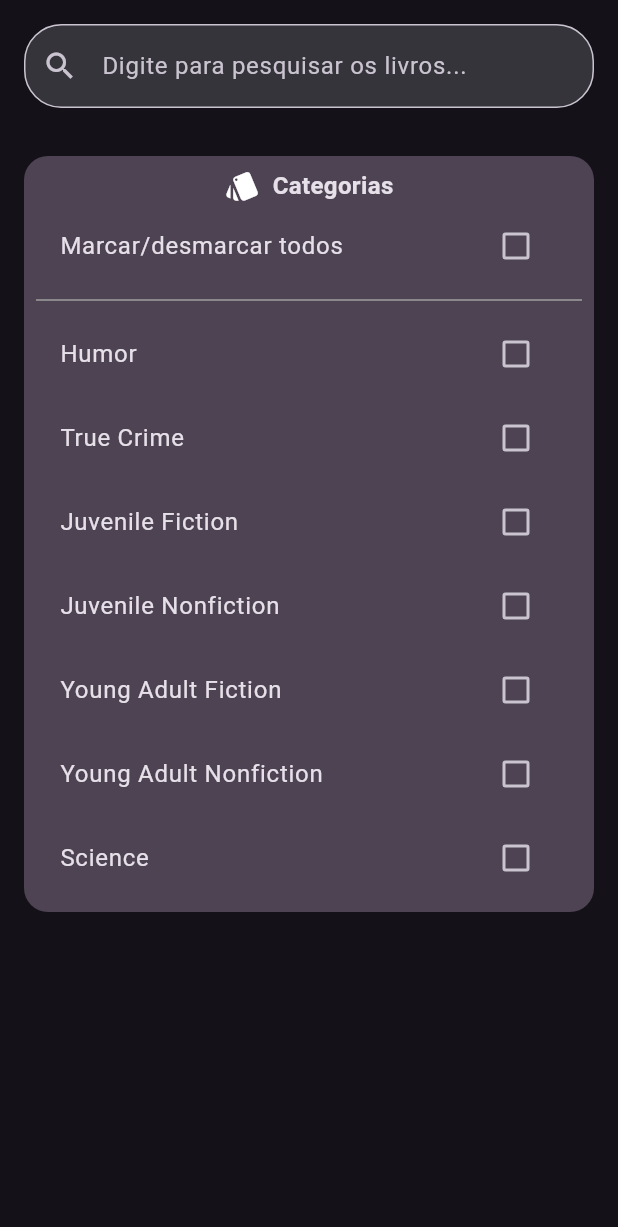
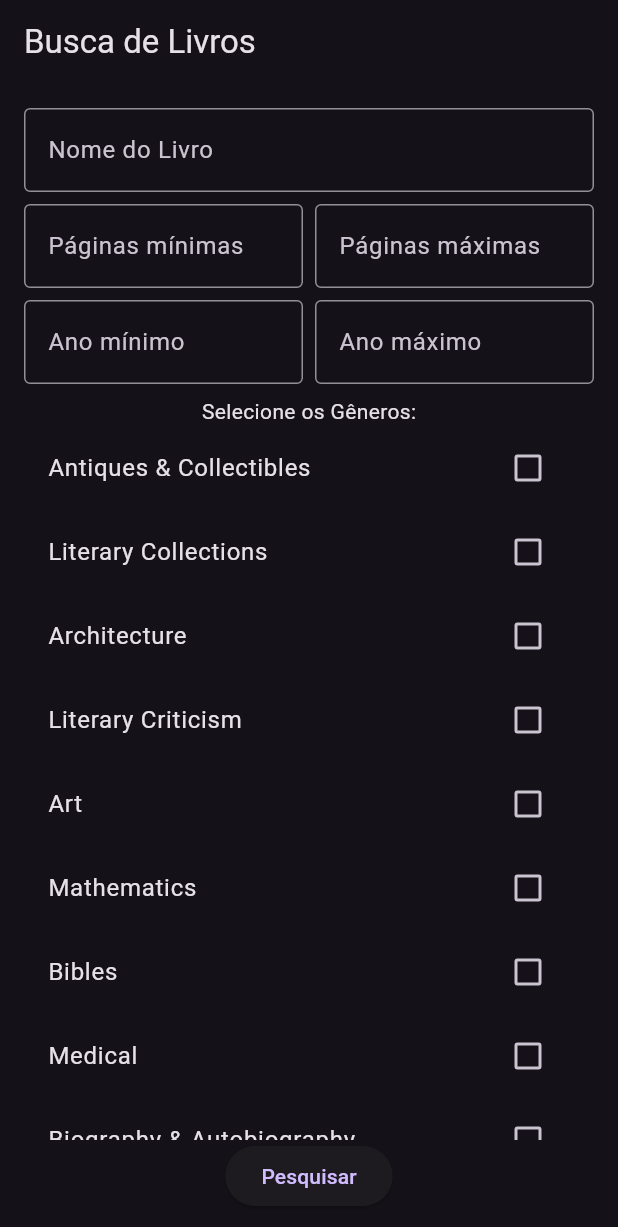
Before and after one commit to thiagocmps/bookmanager-flutter, a Flutter app: the SearchPage screen opened directly with empty values, on a phone screen of 412 x 824 dp. Shown: the top 1227 px of the screen. Run offline on Flutter 3.47's test engine with Material 3 defaults, Android fonts, the light colour scheme and no system bars; our stand-ins replace jwt_decoder, shared_preferences; accounts and stored records are empty.

Commit message:
Adicionar tela de resultados de busca de livros com navegação para detalhes

```diff
--- a/pi_flutter_application/lib/pages/search_page.dart
+++ b/pi_flutter_application/lib/pages/search_page.dart
@@ -2,7 +2,7 @@
 import 'package:flutter/material.dart';
 import 'package:http/http.dart' as http;
 import 'dart:convert';
-import '../screens/book_detail_page.dart';
+import '../screens/result_search_book.dart';
 
 class SearchPage extends StatefulWidget {
   final token;
@@ -13,290 +13,238 @@ class SearchPage extends StatefulWidget {
 }
 
 class _SearchPageState extends State<SearchPage> {
-  final TextEditingController _searchController = TextEditingController();
-  final List<dynamic> _searchResults = [];
-  bool _isLoading = false;
-  bool? isChecked = false;
+  final TextEditingController _queryController = TextEditingController();
+  final TextEditingController _minPageController = TextEditingController();
+  final TextEditingController _maxPageController = TextEditingController();
+  final TextEditingController _minYearController = TextEditingController();
+  final TextEditingController _maxYearController = TextEditingController();
 
-  Future<void> _searchApi(String query) async {
-    if (query.isEmpty) {
-      setState(() {
-        _searchResults.clear();
-      });
-      return;
-    }
+  final List<String> allGenres = [
+    'Antiques & Collectibles',
+    'Literary Collections',
+    'Architecture',
+    'Literary Criticism',
+    'Art',
+    'Mathematics',
+    'Bibles',
+    'Medical',
+    'Biography & Autobiography',
+    'Music',
+    'Body, Mind & Spirit',
+    'Nature',
+    'Business & Economics',
+    'Performing Arts',
+    'Comics & Graphic Novels',
+    'Pets',
+    'Computers',
+    'Philosophy',
+    'Cooking',
+    'Photography',
+    'Crafts & Hobbies',
+    'Poetry',
+    'Design',
+    'Political Science',
+    'Drama',
+    'Psychology',
+    'Education',
+    'Reference',
+    'Family & Relationships',
+    'Religion',
+    'Fiction',
+    'Science',
+    'Games & Activities',
+    'Self-Help',
+    'Gardening',
+    'Social Science',
+    'Health & Fitness',
+    'Sports & Recreation',
+    'History',
+    'Study Aids',
+    'House & Home',
+    'Technology & Engineering',
+    'Humor',
+    'Transportation',
+    'Juvenile Fiction',
+    'Travel',
+    'Juvenile Nonfiction',
+    'True Crime',
+    'Language Arts & Disciplines',
+    'Young Adult Fiction',
+    'Language Study',
+    'Young Adult Nonfiction',
+    'Law'
+  ];
 
-    setState(() {
-      _isLoading = true;
-    });
+  Map<String, bool> selectedGenres = {};
 
-    try {
-      final response = await http.get(
-        Uri.parse(
-            'https://www.googleapis.com/books/v1/volumes?q=$query&key=AIzaSyBBY8mAYc9WeCA5-j0Xfi5VUocfHXhjzlc'),
-      );
-
-      if (response.statusCode == 200) {
-        final data = jsonDecode(response.body);
-        setState(() {
-          _searchResults.clear();
-          _searchResults.addAll(data['items'] ?? []);
-          _isLoading = false;
-        });
-      } else {
-        throw Exception('Falha ao carregar dados: ${response.reasonPhrase}');
-      }
-    } catch (e) {
-      setState(() {
-        _isLoading = false;
-      });
-      if (mounted) {
-        ScaffoldMessenger.of(context).showSnackBar(
-          SnackBar(content: Text('Erro ao buscar dados: $e')),
-        );
-      }
+  @override
+  void initState() {
+    super.initState();
+    for (var genre in allGenres) {
+      selectedGenres[genre] = false;
     }
   }
 
-  void _navigateToDetailPage(Map<String, dynamic> book) {
+  Future<void> searchBooks(BuildContext context) async {
+    final String query = _queryController.text;
+    final List<String> genres = selectedGenres.entries
+        .where((entry) => entry.value)
+        .map((entry) => entry.key)
+        .toList();
+    final String? minPages =
+        _minPageController.text.isNotEmpty ? _minPageController.text : null;
+    final String? maxPages =
+        _maxPageController.text.isNotEmpty ? _maxPageController.text : null;
+    final String? minYear =
+        _minYearController.text.isNotEmpty ? _minYearController.text : null;
+    final String? maxYear =
+        _maxYearController.text.isNotEmpty ? _maxYearController.text : null;
+
+    String searchQuery = query.isNotEmpty ? query : '';
+    if (genres.isNotEmpty) {
+      searchQuery += '+(${genres.map((g) => 'subject:"$g"').join('=OR=')})';
+    }
+
+    if (minPages != null || maxPages != null) {
+      searchQuery += '+pageCount:';
+      if (minPages != null) searchQuery += '$minPages..';
+      if (maxPages != null) searchQuery += maxPages;
+      print('searchQuery pages: $searchQuery');
+    }
+
+    if (minYear != null || maxYear != null) {
+      searchQuery += '+publishedDate:';
+      if (minYear != null) searchQuery += minYear;
+      searchQuery += '..';
+      if (maxYear != null) searchQuery += maxYear;
+      print('searchQuery date: $searchQuery');
+    }
+
+    final url =
+        Uri.parse('https://www.googleapis.com/books/v1/volumes').replace(
+      queryParameters: {
+        'q': searchQuery,
+        'maxResults': '40',
+        'key': 'AIzaSyA1EyhuRlsRfmYajM17mF3dGtvh0nZtRyk',
+      },
+    );
+
+    try {
+      final response = await http.get(url);
+      if (response.statusCode == 200) {
+        final data = json.decode(response.body);
+        final books = data['items'] ?? [];
+
         Navigator.push(
           context,
           MaterialPageRoute(
-        builder: (context) => BookDetailPage(book: book),
+            builder: (context) =>
+                ResultBooksScreen(books: books, token: widget.token),
           ),
         );
+      } else {
+        throw Exception('Erro: ${response.statusCode}');
+      }
+    } catch (e) {
+      ScaffoldMessenger.of(context).showSnackBar(
+        SnackBar(content: Text('Erro ao buscar livros: $e')),
+      );
+    }
   }
 
   @override
   Widget build(BuildContext context) {
     return Scaffold(
-      body: Column(
+      appBar: AppBar(
+        title: const Text('Busca de Livros'),
+      ),
+      body: Padding(
+        padding: const EdgeInsets.all(16.0),
+        child: Column(
           children: [
-          Padding(
-            padding: const EdgeInsets.all(16.0),
-            child: TextField(
-              controller: _searchController,
-              decoration: InputDecoration(
-                hintText: 'Digite para pesquisar os livros...',
-                prefixIcon: const Icon(Icons.search),
-                border: OutlineInputBorder(
-                  borderRadius: BorderRadius.circular(25.0),
-                ),
-                filled: true,
-                fillColor:
-                    Theme.of(context).colorScheme.surfaceContainerHighest,
-              ),
-              /* onChanged: (value) {
-                Future.delayed(const Duration(milliseconds: 500), () {
-                  if (value == _searchController.text) {
-                    _searchApi(value);
-                  }
-                });
-              }, */
+            TextField(
+              controller: _queryController,
+              decoration: const InputDecoration(
+                labelText: 'Nome do Livro',
+                border: OutlineInputBorder(),
               ),
             ),
-          Padding(
-            padding: const EdgeInsets.all(16.0),
-            child: Container(
-              // ignore: sort_child_properties_last
-              child: Padding(
-                padding: const EdgeInsets.all(8.0),
-                child: Column(
-                  mainAxisAlignment: MainAxisAlignment.center,
+            const SizedBox(height: 8),
+            Row(
               children: [
-                    Row(
-                      mainAxisAlignment: MainAxisAlignment.center,
-                      children: [
-                        Icon(Icons.style),
-                        SizedBox(width: 8),
-                        Text(
-                          'Categorias',
-                          style: TextStyle(
-                              fontSize: 16, fontWeight: FontWeight.bold),
+                Expanded(
+                  child: TextField(
+                    controller: _minPageController,
+                    decoration: const InputDecoration(
+                      labelText: 'Páginas mínimas',
+                      border: OutlineInputBorder(),
+                    ),
+                    keyboardType: TextInputType.number,
+                  ),
+                ),
+                const SizedBox(width: 8),
+                Expanded(
+                  child: TextField(
+                    controller: _maxPageController,
+                    decoration: const InputDecoration(
+                      labelText: 'Páginas máximas',
+                      border: OutlineInputBorder(),
+                    ),
+                    keyboardType: TextInputType.number,
+                  ),
                 ),
               ],
             ),
-                    CheckboxListTile(
-                        title: const Text('Marcar/desmarcar todos'),
-                        value: isChecked,
-                        onChanged: (newBool) {
-                          setState(() {
-                            isChecked = newBool;
-                          });
-                        }),
-                    Divider(
-                      thickness: 1,
-                      color: Colors.grey,
+            const SizedBox(height: 8),
+            Row(
+              children: [
+                Expanded(
+                  child: TextField(
+                    controller: _minYearController,
+                    decoration: const InputDecoration(
+                      labelText: 'Ano mínimo',
+                      border: OutlineInputBorder(),
                     ),
-                    CheckboxListTile(
-                        title: const Text('Humor'),
-                        value: isChecked,
-                        onChanged: (newBool) {
-                          setState(() {
-                            isChecked = newBool;
-                          });
-                        }),
-                    CheckboxListTile(
-                        title: const Text('True Crime'),
-                        value: isChecked,
-                        onChanged: (newBool) {
-                          setState(() {
-                            isChecked = newBool;
-                          });
-                        }),
-                    CheckboxListTile(
-                        title: const Text('Juvenile Fiction'),
-                        value: isChecked,
-                        onChanged: (newBool) {
-                          setState(() {
-                            isChecked = newBool;
-                          });
-                        }),
-                    CheckboxListTile(
-                        title: const Text('Juvenile Nonfiction'),
-                        value: isChecked,
-                        onChanged: (newBool) {
-                          setState(() {
-                            isChecked = newBool;
-                          });
-                        }),
-                    CheckboxListTile(
-                        title: const Text('Young Adult Fiction'),
-                        value: isChecked,
-                        onChanged: (newBool) {
-                          setState(() {
-                            isChecked = newBool;
-                          });
-                        }),
-                    CheckboxListTile(
-                        title: const Text('Young Adult Nonfiction'),
-                        value: isChecked,
-                        onChanged: (newBool) {
-                          setState(() {
-                            isChecked = newBool;
-                          });
-                        }),
-                    CheckboxListTile(
-                        title: const Text('Science'),
-                        value: isChecked,
-                        onChanged: (newBool) {
-                          setState(() {
-                            isChecked = newBool;
-                          });
-                        }),
-                  ],
+                    keyboardType: TextInputType.number,
                   ),
                 ),
-              width: double.infinity,
-              decoration: BoxDecoration(
-                color: const Color.fromARGB(72, 225, 190, 231),
-                borderRadius: BorderRadius.circular(16.0),
+                const SizedBox(width: 8),
+                Expanded(
+                  child: TextField(
+                    controller: _maxYearController,
+                    decoration: const InputDecoration(
+                      labelText: 'Ano máximo',
+                      border: OutlineInputBorder(),
                     ),
+                    keyboardType: TextInputType.number,
                   ),
-          ),
-          Expanded(
-            child: _isLoading
-                ? const Center(child: CircularProgressIndicator())
-                : GridView.builder(
-                    gridDelegate:
-                        const SliverGridDelegateWithFixedCrossAxisCount(
-                      crossAxisCount: 2,
-                      childAspectRatio: 0.6,
-                      crossAxisSpacing: 8.0,
-                      mainAxisSpacing: 8.0,
-                    ),
-                    itemCount: _searchResults.length,
-                    itemBuilder: (context, index) {
-                      final repo = _searchResults[index];
-                      final imageUrl =
-                          repo['volumeInfo']['imageLinks']?['thumbnail'] ?? '';
-                      return GestureDetector(
-                        onTap: () => _navigateToDetailPage(
-                            repo), // Navegar para a página de detalhes
-                        child: Card(
-                          elevation:
-                              4, // Sombra para dar um efeito de profundidade
-                          shape: RoundedRectangleBorder(
-                            borderRadius: BorderRadius.circular(
-                                12), // Bordas arredondadas
-                          ),
-                          child: Column(
-                            crossAxisAlignment: CrossAxisAlignment.start,
-                            children: [
-                              // Container para a imagem ocupando a parte superior
-                              Container(
-                                height: 120, // Altura fixa para a imagem
-                                decoration: BoxDecoration(
-                                  borderRadius: const BorderRadius.vertical(
-                                      top: Radius.circular(
-                                          12)), // Bordas arredondadas na parte superior
-                                  image: DecorationImage(
-                                    image: imageUrl.isNotEmpty
-                                        ? NetworkImage(imageUrl)
-                                        : const AssetImage(
-                                                'assets/placeholder.png')
-                                            as ImageProvider, // Placeholder se não houver imagem
-                                    fit: BoxFit.cover,
-                                  ),
-                                ),
-                              ),
-                              Padding(
-                                padding: const EdgeInsets.all(8.0),
-                                child: Column(
-                                  crossAxisAlignment: CrossAxisAlignment.start,
-                                  children: [
-                                    Text(
-                                      repo['volumeInfo']['title'] ??
-                                          'Título não disponível',
-                                      style: const TextStyle(
-                                        fontWeight: FontWeight.bold,
-                                        fontSize: 14,
-                                      ),
-                                      maxLines: 2,
-                                      overflow: TextOverflow.ellipsis,
-                                    ),
-                                    const SizedBox(
-                                        height:
-                                            4), // Espaçamento entre título e descrição
-                                    Text(
-                                      repo['volumeInfo']['description'] ??
-                                          'Descrição não disponível',
-                                      maxLines: 3,
-                                      overflow: TextOverflow.ellipsis,
-                                      style: const TextStyle(fontSize: 12),
-                                    ),
-                                    const SizedBox(
-                                        height:
-                                            8), // Espaçamento antes da avaliação
-                                    Row(
-                                      children: [
-                                        const Icon(Icons.star,
-                                            color: Colors.amber, size: 14),
-                                        const SizedBox(width: 4),
-                                        Text(
-                                          '${repo['volumeInfo']['averageRating'] ?? 'N/A'}',
-                                          style: const TextStyle(fontSize: 12),
                 ),
               ],
             ),
-                                  ],
+            const SizedBox(height: 8),
+            const Text('Selecione os Gêneros:'),
+            Expanded(
+              child: ListView(
+                children: allGenres.map((genre) {
+                  return CheckboxListTile(
+                    title: Text(genre),
+                    value: selectedGenres[genre],
+                    onChanged: (isSelected) {
+                      setState(() {
+                        selectedGenres[genre] = isSelected ?? false;
+                      });
+                    },
+                  );
+                }).toList(),
               ),
+            ),
+            ElevatedButton(
+              onPressed: () => searchBooks(context),
+              child: const Text('Pesquisar'),
             ),
           ],
         ),
       ),
     );
-                    },
-                  ),
-          ),
-        ],
-      ),
-    );
-  }
-
-  @override
-  void dispose() {
-    _searchController.dispose();
-    super.dispose();
   }
 }
```
Also changed, not shown: pi_flutter_application/lib/screens/result_search_book.dart (added, +67 -0 lines). Lines whose indentation alone changed are shown as unchanged.
